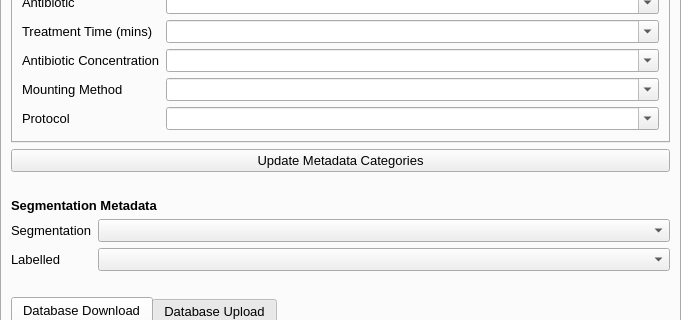
Above: src/napari_bacseg/bacseg_ui.ui from piedrro/napari-bacseg before the change; both pictures show x 0 to 681 and y 331 to 651 of the 681 by 1129 pixel window. Below: the same form after it.
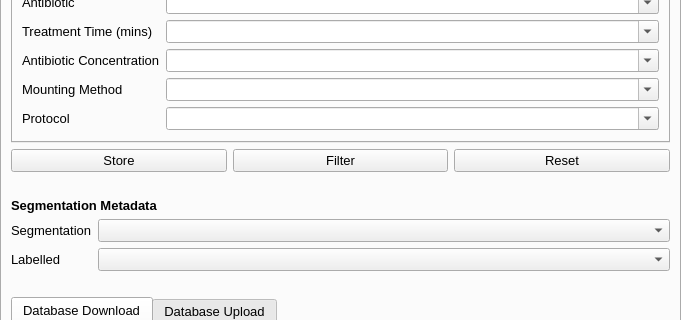
That is the form after the change. The open tabs and pages were chosen to show the change.

Commit message: fixed database filtering bugs, added filtering buttons

Patch:
```diff
--- a/src/napari_bacseg/bacseg_ui.ui
+++ b/src/napari_bacseg/bacseg_ui.ui
@@ -3952,11 +3952,38 @@
      </widget>
     </item>
     <item>
-     <widget class="QPushButton" name="update_metadata">
-      <property name="text">
-       <string>Update Metadata Categories</string>
-      </property>
-     </widget>
+     <layout class="QGridLayout" name="gridLayout_9">
+      <item row="0" column="1">
+       <widget class="QPushButton" name="filter_metadata">
+        <property name="toolTip">
+         <string>filter metadata categories</string>
+        </property>
+        <property name="text">
+         <string>Filter</string>
+        </property>
+       </widget>
+      </item>
+      <item row="0" column="0">
+       <widget class="QPushButton" name="store_metadata">
+        <property name="toolTip">
+         <string>store metadata categories</string>
+        </property>
+        <property name="text">
+         <string>Store</string>
+        </property>
+       </widget>
+      </item>
+      <item row="0" column="2">
+       <widget class="QPushButton" name="reset_metadata">
+        <property name="toolTip">
+         <string>reset metadata categories</string>
+        </property>
+        <property name="text">
+         <string>Reset</string>
+        </property>
+       </widget>
+      </item>
+     </layout>
     </item>
     <item>
      <spacer name="verticalSpacer_31">
```
Left out of the diff: 38 changed lines with no effect on the pictures. The commit also changes 6 other files.
